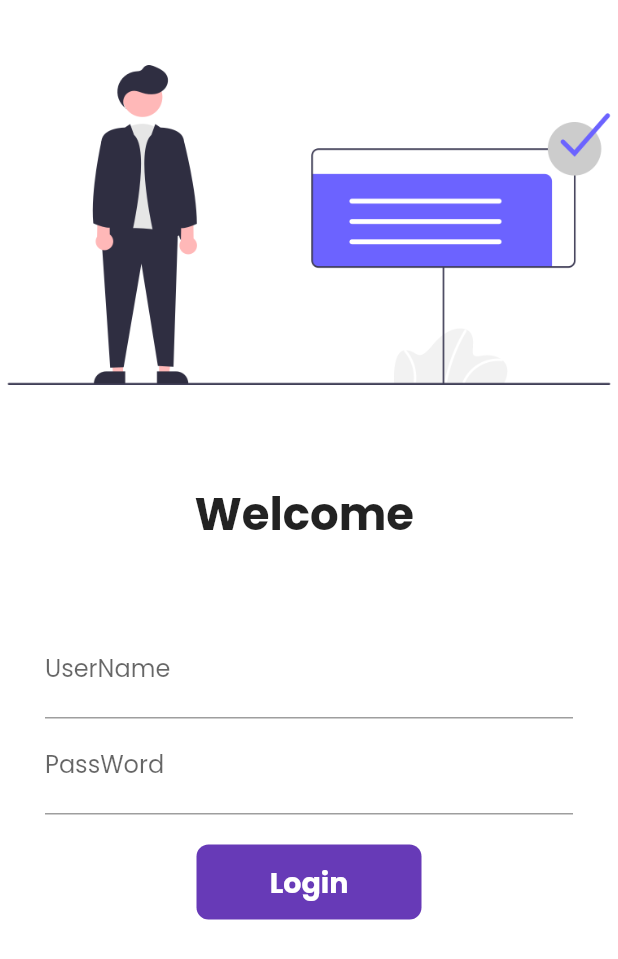
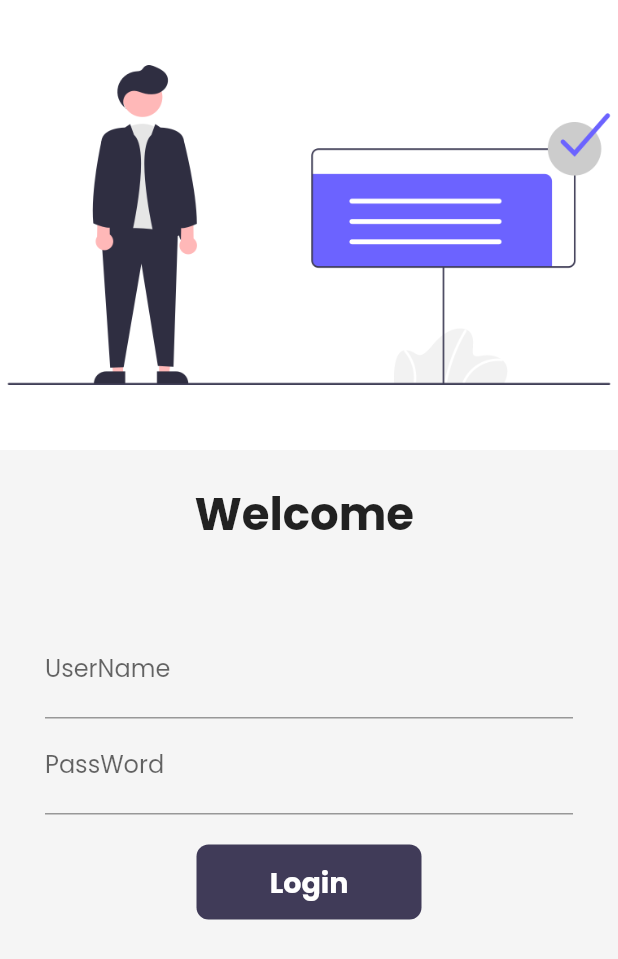
Before and after one commit to NICK-2002/HC-Mart, a Flutter app: the screen it shows after launch, on a phone screen of 412 x 824 dp. Shown: the top 959 px of the screen. Run offline on Flutter 3.47's test engine with Material 2 defaults, Android fonts, the phone set to English and light mode, and no system bars; our stand-ins replace google_fonts, velocity_x.

Commit message:
Dark theme Added

```diff
--- a/lib/main.dart
+++ b/lib/main.dart
@@ -18,7 +18,7 @@ class MyApp extends StatelessWidget {
   Widget build(BuildContext context) {
     return MaterialApp(
       // home: Homepage(),
-      themeMode: ThemeMode.light,
+      themeMode: ThemeMode.system,
       theme: Mytheme.lightTheme(context),
       //theme: ThemeData(primarySwatch: Colors.orange),
 
--- a/lib/pages/login_page.dart
+++ b/lib/pages/login_page.dart
@@ -2,6 +2,9 @@
 
 import 'package:flutter/material.dart';
 import 'package:flutter_application_1/utilis/routes.dart';
+import 'package:velocity_x/velocity_x.dart';
+
+
 
 class LoginPage extends StatefulWidget {
   const LoginPage({Key? key}) : super(key: key);
@@ -35,7 +38,8 @@ class _LoginPageState extends State<LoginPage> {
   @override
   Widget build(BuildContext context) {
     return Material(
-        color: Colors.white,
+        color: context.canvasColor,
+
         child: SingleChildScrollView(
           child: Form(
             key: _formKey,
@@ -101,7 +105,8 @@ class _LoginPageState extends State<LoginPage> {
                         height: 20.0,
                       ),
                       Material(
-                        color: Colors.deepPurple,
+                        // ignore: deprecated_member_use
+                        color: context.theme.buttonColor,
                         borderRadius:
                             BorderRadius.circular(changeButton ? 50 : 8),
                         child: InkWell(
--- a/lib/widgets/home_widgets/catalog_header.dart
+++ b/lib/widgets/home_widgets/catalog_header.dart
@@ -13,7 +13,8 @@ class catalogHeader extends StatelessWidget {
       crossAxisAlignment: CrossAxisAlignment.start,
       // ignore: prefer_const_literals_to_create_immutables
       children: [
-        "Catalog App".text.xl5.bold.color(Mytheme.darkBluishcolor).make(),
+        // ignore: deprecated_member_use
+        "Catalog App".text.xl5.bold.color(context.theme.accentColor).make(),
         "Trending Products".text.xl2.make(),
       ],
     );
--- a/lib/widgets/home_widgets/catalog_image.dart
+++ b/lib/widgets/home_widgets/catalog_image.dart
@@ -13,6 +13,6 @@ class CatalogImage extends StatelessWidget {
   Widget build(BuildContext context) {
     return Image.network(
       image,
-    ).box.rounded.p12.color(Mytheme.creamcolor).make().p16().w40(context);
+    ).box.rounded.p12.color(context.canvasColor).make().p16().w40(context);
   }
 }
--- a/lib/widgets/theme.dart
+++ b/lib/widgets/theme.dart
@@ -1,11 +1,17 @@
 import 'package:flutter/material.dart';
 import 'package:google_fonts/google_fonts.dart';
+import 'package:velocity_x/velocity_x.dart';
 
 class Mytheme {
   static ThemeData lightTheme(BuildContext context) => ThemeData(
       primarySwatch: Colors.deepPurple,
       fontFamily: GoogleFonts.poppins().fontFamily,
-      // ignore: prefer_const_constructors
+      cardColor: Colors.white,
+      canvasColor: creamcolor,
+      // ignore: deprecated_member_use
+      buttonColor: darkBluishcolor,
+      // ignore: prefer_const_constructors, deprecated_member_use
+      accentColor: darkBluishcolor,
       appBarTheme: AppBarTheme(
         color: Colors.white,
         elevation: 0.0,
@@ -16,9 +22,25 @@ class Mytheme {
 
   static ThemeData darkTheme(BuildContext context) => ThemeData(
         brightness: Brightness.dark,
-      );
+        fontFamily: GoogleFonts.poppins().fontFamily,
+      // ignore: prefer_const_constructors
+      cardColor: Colors.black,
+      canvasColor: darkCreamColor,
+      // ignore: deprecated_member_use
+      buttonColor: lightBluishcolor,
+      // ignore: deprecated_member_use
+      accentColor: Colors.white,
+      appBarTheme: AppBarTheme(
+        color: Colors.black,
+        elevation: 0.0,
+        iconTheme: IconThemeData(color: Colors.white),
+        toolbarTextStyle: Theme.of(context).textTheme.bodyText2,
+        titleTextStyle: Theme.of(context).textTheme.headline6,
+      ));
 
   //colors
   static Color creamcolor = Color(0xfff5f5f5);
   static Color darkBluishcolor = Color(0xff403b58);
+  static Color darkCreamColor = Vx.gray900;
+  static Color lightBluishcolor = Vx.indigo700;
 }
```
Also changed, not shown: lib/pages/home_detail_page.dart (+7 -5 lines), lib/pages/home_page.dart (+4 -3 lines), lib/widgets/home_widgets/catalog_list.dart (+4 -3 lines).
